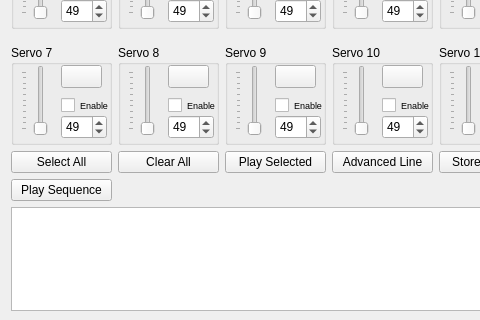
Old version of the form src/servoboard_main.ui in the repository jgen/ServoControl; both pictures show x 0 to 480 and y 120 to 440 of the 743 by 440 pixel window.
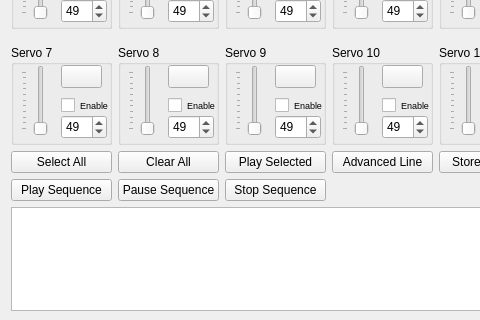
New version of the form. Icons and pictures are not drawn.

Commit message: Added pause and stop to sequence playback

```diff
--- a/src/servoboard_main.ui
+++ b/src/servoboard_main.ui
@@ -1450,6 +1450,20 @@
        </property>
       </widget>
      </item>
+     <item row="5" column="1">
+      <widget class="QPushButton" name="btnPause">
+       <property name="text">
+        <string>Pause Sequence</string>
+       </property>
+      </widget>
+     </item>
+     <item row="5" column="2">
+      <widget class="QPushButton" name="btnStopSequence">
+       <property name="text">
+        <string>Stop Sequence</string>
+       </property>
+      </widget>
+     </item>
     </layout>
    </item>
    <item row="1" column="0">
```
The commit also changes 6 other files.
